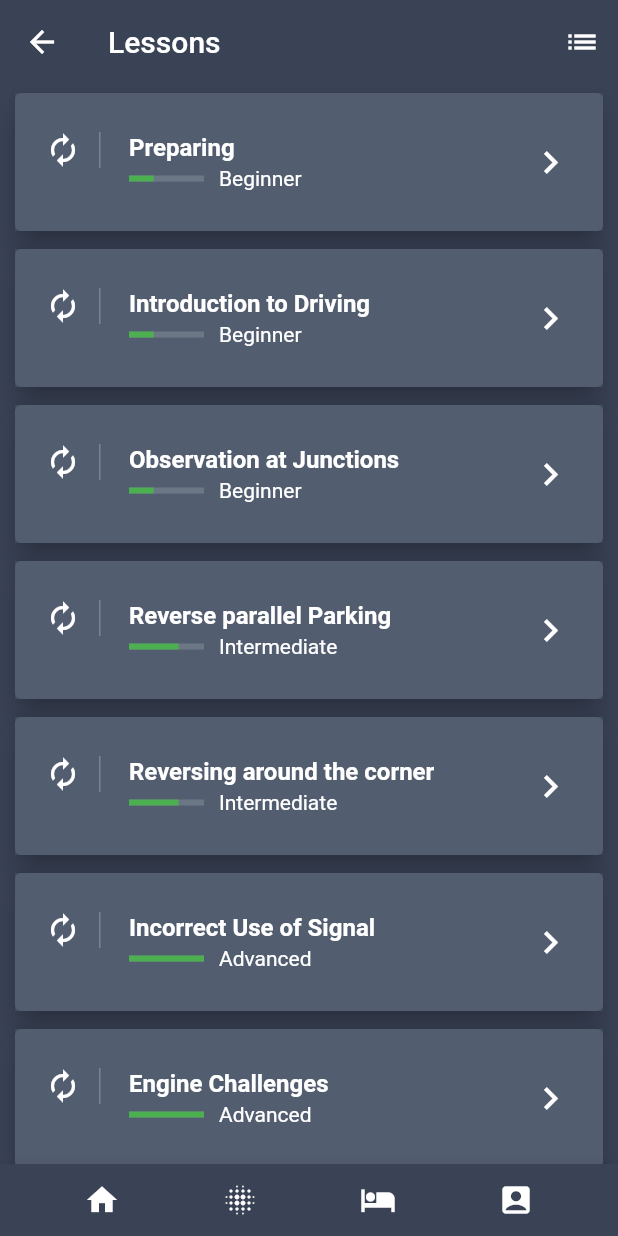
After one commit to BrunoIstvan/app_multiples_layouts_and_animations_samples, a Flutter app: the BeautifulListPage screen opened directly, on a phone screen of 412 x 824 dp. The commit adds this screen. Run offline on Flutter 3.47's test engine with Material 2 defaults, Android fonts, the phone set to English and light mode, and no system bars; our stand-ins replace dots_indicator, flushbar, font_awesome_flutter.

Commit message:
mais 2 novos leyouts

```diff
--- /dev/null
+++ b/lib/ui/screens/beatiful-list/beautiful-list.page.dart
@@ -0,0 +1,214 @@
+import 'package:app_multiple_layouts_and_animations/ui/screens/beatiful-list/detail-lesson.page.dart';
+import 'package:app_multiple_layouts_and_animations/ui/screens/beatiful-list/lesson.model.dart';
+import 'package:flutter/material.dart';
+
+class BeautifulListPage extends StatefulWidget {
+  final String title;
+
+  BeautifulListPage({Key key, this.title}) : super(key: key);
+
+  @override
+  _BeautifulListPageState createState() => _BeautifulListPageState();
+}
+
+class _BeautifulListPageState extends State<BeautifulListPage> {
+  List lessons;
+
+  @override
+  void initState() {
+    lessons = getLessons();
+    super.initState();
+  }
+
+  @override
+  Widget build(BuildContext context) {
+    return Scaffold(
+      backgroundColor: Color.fromRGBO(58, 66, 86, 1.0),
+      appBar: _buildAppBar(widget.title),
+      bottomNavigationBar: _buildBottomButtons(),
+      body: _buildBody(),
+    );
+  }
+
+  Widget _buildListTile(LessonModel lesson) => ListTile(
+        contentPadding: EdgeInsets.symmetric(horizontal: 20.0, vertical: 10.0),
+        leading: Container(
+          padding: EdgeInsets.only(right: 12.0),
+          decoration: new BoxDecoration(
+            border: new Border(
+              right: new BorderSide(width: 1.0, color: Colors.white24),
+            ),
+          ),
+          child: Icon(Icons.autorenew, color: Colors.white),
+        ),
+        title: Text(
+          lesson.title,
+          style: TextStyle(color: Colors.white, fontWeight: FontWeight.bold),
+        ),
+        // subtitle: Text("Intermediate", style: TextStyle(color: Colors.white)),
+
+        subtitle: Row(
+          children: <Widget>[
+            Expanded(
+                flex: 1,
+                child: Container(
+                  // tag: 'hero',
+                  child: LinearProgressIndicator(
+                      backgroundColor: Color.fromRGBO(209, 224, 224, 0.2),
+                      value: lesson.indicatorValue,
+                      valueColor: AlwaysStoppedAnimation(Colors.green)),
+                )),
+            Expanded(
+              flex: 4,
+              child: Padding(
+                padding: EdgeInsets.only(left: 10.0),
+                child: Text(
+                  lesson.level,
+                  style: TextStyle(color: Colors.white),
+                ),
+              ),
+            )
+          ],
+        ),
+        trailing: Icon(
+          Icons.keyboard_arrow_right,
+          color: Colors.white,
+          size: 30.0,
+        ),
+        onTap: () {
+          Navigator.push(
+            context,
+            MaterialPageRoute(
+              builder: (context) => DetailLessonPage(
+                lesson: lesson,
+              ),
+            ),
+          );
+        },
+      );
+
+  Widget _buildCard(LessonModel lesson) => Card(
+        elevation: 8.0,
+        margin: new EdgeInsets.symmetric(horizontal: 10.0, vertical: 6.0),
+        child: Container(
+          decoration: BoxDecoration(color: Color.fromRGBO(64, 75, 96, .9)),
+          child: _buildListTile(lesson),
+        ),
+      );
+
+  Widget _buildBody() => Container(
+        child: ListView.builder(
+          scrollDirection: Axis.vertical,
+          shrinkWrap: true,
+          itemCount: lessons.length,
+          itemBuilder: (BuildContext context, int index) {
+            return _buildCard(lessons[index]);
+          },
+        ),
+      );
+
+  Widget _buildBottomButtons() => Container(
+        // height: 55.0,
+        child: BottomAppBar(
+          color: Color.fromRGBO(58, 66, 86, 1.0),
+          child: Row(
+            mainAxisAlignment: MainAxisAlignment.spaceEvenly,
+            children: <Widget>[
+              IconButton(
+                icon: Icon(Icons.home, color: Colors.white),
+                onPressed: () {},
+              ),
+              IconButton(
+                icon: Icon(Icons.blur_on, color: Colors.white),
+                onPressed: () {},
+              ),
+              IconButton(
+                icon: Icon(Icons.hotel, color: Colors.white),
+                onPressed: () {},
+              ),
+              IconButton(
+                icon: Icon(Icons.account_box, color: Colors.white),
+                onPressed: () {},
+              )
+            ],
+          ),
+        ),
+      );
+
+  Widget _buildAppBar(String title) => AppBar(
+        leading: IconButton(
+          icon: Icon(Icons.arrow_back),
+          onPressed: () => Navigator.pop(context),
+        ),
+        elevation: 0.1,
+        backgroundColor: Color.fromRGBO(58, 66, 86, 1.0),
+        title: Text(title),
+        actions: <Widget>[
+          IconButton(
+            icon: Icon(Icons.list),
+            onPressed: () {},
+          )
+        ],
+      );
+}
+
+List getLessons() {
+  return [
+    LessonModel(
+        title: "Preparing",
+        level: "Beginner",
+        indicatorValue: 0.33,
+        price: 20,
+        content:
+            "Start by taking a couple of minutes to read the info in this section. Launch your app and click on the Settings menu.  While on the settings page, click the Save button.  You should see a circular progress indicator display in the middle of the page and the user interface elements cannot be clicked due to the modal barrier that is constructed."),
+    LessonModel(
+        title: "Introduction to Driving",
+        level: "Beginner",
+        indicatorValue: 0.33,
+        price: 20,
+        content:
+            "Start by taking a couple of minutes to read the info in this section. Launch your app and click on the Settings menu.  While on the settings page, click the Save button.  You should see a circular progress indicator display in the middle of the page and the user interface elements cannot be clicked due to the modal barrier that is constructed."),
+    LessonModel(
+        title: "Observation at Junctions",
+        level: "Beginner",
+        indicatorValue: 0.33,
+        price: 50,
+        content:
+            "Start by taking a couple of minutes to read the info in this section. Launch your app and click on the Settings menu.  While on the settings page, click the Save button.  You should see a circular progress indicator display in the middle of the page and the user interface elements cannot be clicked due to the modal barrier that is constructed."),
+    LessonModel(
+        title: "Reverse parallel Parking",
+        level: "Intermediate",
+        indicatorValue: 0.66,
+        price: 30,
+        content:
+            "Start by taking a couple of minutes to read the info in this section. Launch your app and click on the Settings menu.  While on the settings page, click the Save button.  You should see a circular progress indicator display in the middle of the page and the user interface elements cannot be clicked due to the modal barrier that is constructed."),
+    LessonModel(
+        title: "Reversing around the corner",
+        level: "Intermediate",
+        indicatorValue: 0.66,
+        price: 30,
+        content:
+            "Start by taking a couple of minutes to read the info in this section. Launch your app and click on the Settings menu.  While on the settings page, click the Save button.  You should see a circular progress indicator display in the middle of the page and the user interface elements cannot be clicked due to the modal barrier that is constructed."),
+    LessonModel(
+        title: "Incorrect Use of Signal",
+        level: "Advanced",
+        indicatorValue: 1.0,
+        price: 50,
+        content:
+            "Start by taking a couple of minutes to read the info in this section. Launch your app and click on the Settings menu.  While on the settings page, click the Save button.  You should see a circular progress indicator display in the middle of the page and the user interface elements cannot be clicked due to the modal barrier that is constructed."),
+    LessonModel(
+        title: "Engine Challenges",
+        level: "Advanced",
+        indicatorValue: 1.0,
+        price: 50,
+        content:
+            "Start by taking a couple of minutes to read the info in this section. Launch your app and click on the Settings menu.  While on the settings page, click the Save button.  You should see a circular progress indicator display in the middle of the page and the user interface elements cannot be clicked due to the modal barrier that is constructed."),
+    LessonModel(
+        title: "Self Driving Car",
+        level: "Advanced",
+        indicatorValue: 1.0,
+        price: 50,
+        content:
+            "Start by taking a couple of minutes to read the info in this section. Launch your app and click on the Settings menu.  While on the settings page, click the Save button.  You should see a circular progress indicator display in the middle of the page and the user interface elements cannot be clicked due to the modal barrier that is constructed.  ")
+  ];
+}
--- /dev/null
+++ b/lib/ui/screens/beatiful-list/lesson.model.dart
@@ -0,0 +1,10 @@
+class LessonModel {
+  String title;
+  String level;
+  double indicatorValue;
+  int price;
+  String content;
+
+  LessonModel(
+      {this.title, this.level, this.indicatorValue, this.price, this.content});
+}
```
Also changed, not shown: lib/ui/screens/beatiful-list/detail-lesson.page.dart (added, +148 -0 lines), lib/ui/screens/dashboard/dashboard.page.dart (added, +79 -0 lines), lib/ui/screens/home.page.dart (+10 -0 lines), lib/ui/screens/walkthrougth/welcome.page.dart (+15 -11 lines), pubspec.yaml (+8 -11 lines), assets/drive-steering-wheel.jpg (added), assets/line.png (added), fonts/Raleway-Regular.ttf (added), fonts/Raleway-Thin.ttf (added).
